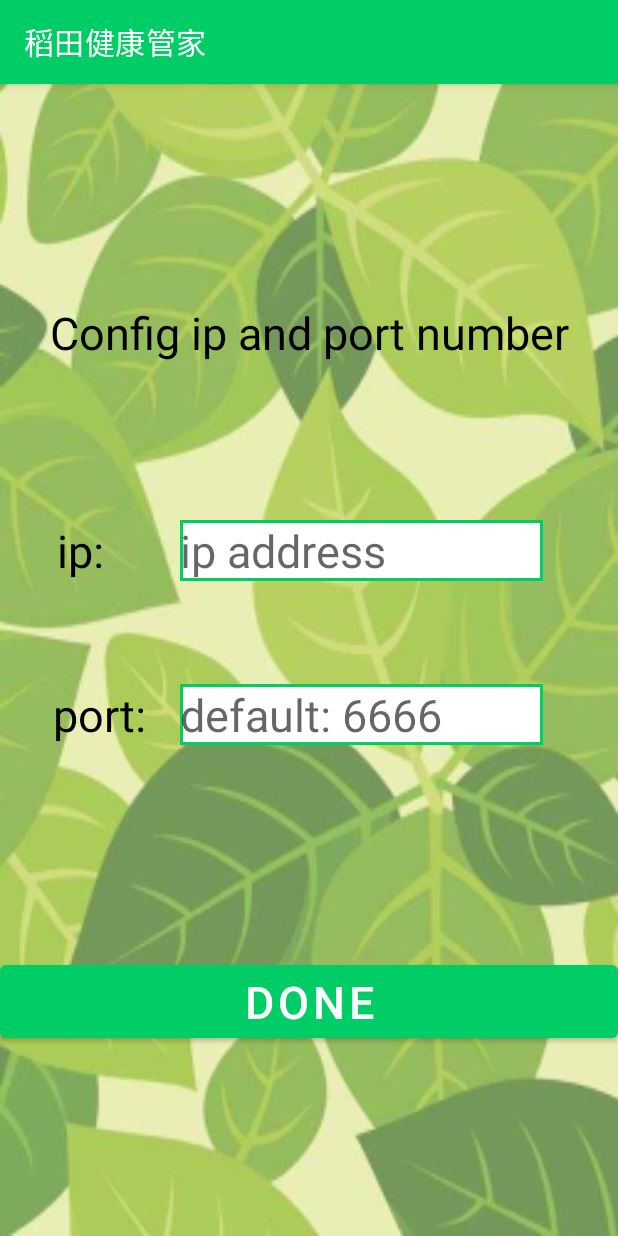
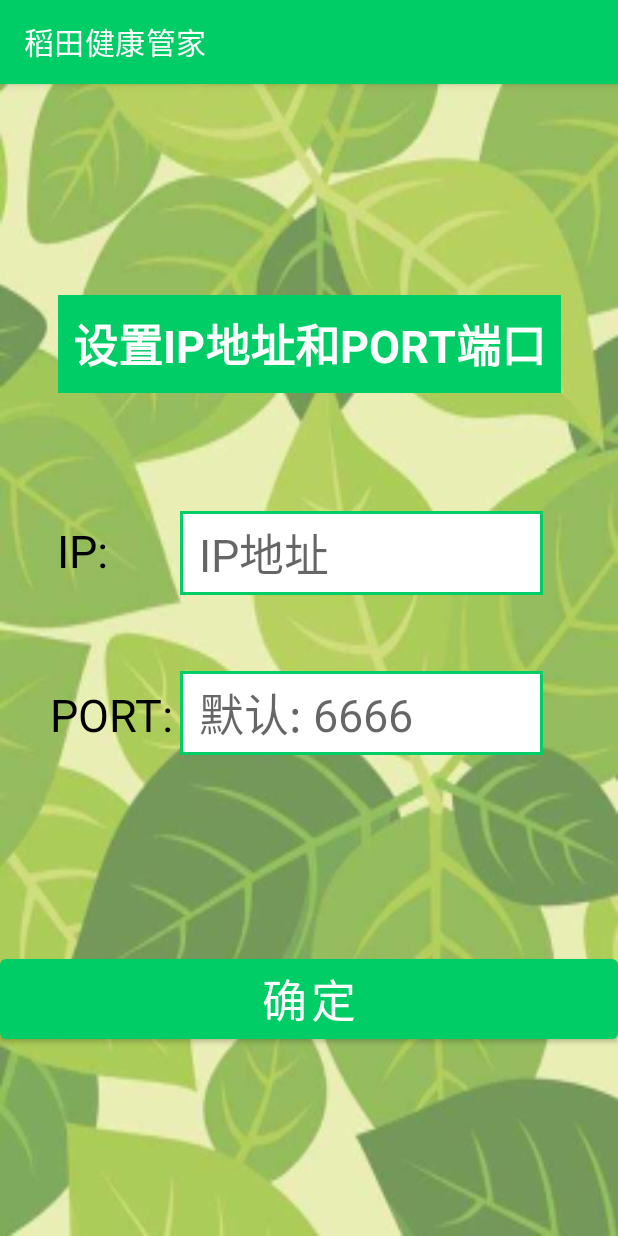
Before and after one commit to Eclipsezty/PlantDiseaseDetection-Android, an Android app: the GetValue screen opened directly, with no data from a screen before it, on a phone screen of 412 x 824 dp. Run offline under Robolectric (Android 15) with nearby library versions, the phone set to English and light mode, and no system bars.

Commit message:
Complete the first version of the app

```diff
--- a/app/src/main/java/com/example/android/MainActivity.java
+++ b/app/src/main/java/com/example/android/MainActivity.java
@@ -50,7 +50,7 @@ public class MainActivity extends AppCompatActivity {
     final int TAKE_PHOTO = 1;
     Uri imageUri;
     File outputImage;
-    static String ipAddress = "192.168.192.217";
+    public static String ipAddress = "192.168.192.217";
     static int portNumber = 6666;
 
     public static final int REQUEST_CODE_ALBUM = 102; //album
@@ -99,7 +99,7 @@ public class MainActivity extends AppCompatActivity {
         capture = findViewById(R.id.capture);
         openAlbum = findViewById(R.id.openAlbum);
 
-        replyMsg.setText("欢迎使用水稻疾病检测系统"); // Set default display text
+        replyMsg.setText("水稻疾病检测系统"); // Set default display text
         img_photo.setImageResource(R.mipmap.sample_leaf); // Set default display image
     }
 
--- a/app/src/main/res/layout/activity_get_value.xml
+++ b/app/src/main/res/layout/activity_get_value.xml
@@ -12,9 +12,12 @@
         android:layout_width="wrap_content"
         android:layout_height="wrap_content"
         android:gravity="center"
-        android:text="Config ip and port number"
-        android:textColor="@color/black"
+        android:text="设置IP地址和PORT端口"
+        android:textColor="@color/white"
         android:textSize="30sp"
+        android:padding="10sp"
+        android:background="@color/green_500"
+        android:textStyle="bold"
         app:layout_constraintBottom_toBottomOf="parent"
         app:layout_constraintEnd_toEndOf="parent"
         app:layout_constraintStart_toStartOf="parent"
@@ -27,7 +30,7 @@
         android:layout_width="wrap_content"
         android:layout_height="wrap_content"
         android:gravity="center"
-        android:text="ip:"
+        android:text="IP:"
         android:textColor="@color/black"
         android:textSize="30sp"
         app:layout_constraintBottom_toBottomOf="parent"
@@ -50,7 +53,8 @@
         android:layout_width="match_parent"
         android:layout_height="wrap_content"
         android:background="@drawable/underline"
-        android:hint="ip address"
+        android:hint=" IP地址"
+        android:padding="5sp"
         android:textSize="30sp"
         android:layout_marginStart="120dp"
         android:layout_marginEnd="50dp"
@@ -65,7 +69,7 @@
         android:layout_width="wrap_content"
         android:layout_height="wrap_content"
         android:gravity="center"
-        android:text="port:"
+        android:text="PORT:"
         android:textColor="@color/black"
         android:textSize="30sp"
         app:layout_constraintBottom_toBottomOf="parent"
@@ -83,7 +87,8 @@
         android:layout_marginStart="120dp"
         android:layout_marginEnd="50dp"
         android:background="@drawable/underline"
-        android:hint="default: 6666"
+        android:padding="5sp"
+        android:hint=" 默认: 6666"
         android:textSize="30sp"
         app:layout_constraintBottom_toBottomOf="parent"
         app:layout_constraintEnd_toEndOf="@+id/ip"
@@ -98,7 +103,7 @@
         android:id="@+id/over"
         android:layout_width="match_parent"
         android:layout_height="wrap_content"
-        android:text="Done"
+        android:text="确定"
         android:textSize="30sp"
         app:layout_constraintBottom_toBottomOf="parent"
         app:layout_constraintStart_toStartOf="parent"
--- a/app/src/main/res/layout/activity_splash.xml
+++ b/app/src/main/res/layout/activity_splash.xml
@@ -4,7 +4,7 @@
     xmlns:tools="http://schemas.android.com/tools"
     android:layout_width="match_parent"
     android:layout_height="match_parent"
-    android:background="@mipmap/splash"
+    android:background="@mipmap/farmland_morning"
     tools:context=".SplashActivity">
 
 </androidx.constraintlayout.widget.ConstraintLayout>
--- a/app/src/main/res/menu/main.xml
+++ b/app/src/main/res/menu/main.xml
@@ -1,7 +1,7 @@
 <?xml version="1.0" encoding="utf-8"?>
 <menu xmlns:android="http://schemas.android.com/apk/res/android">
     <item android:id="@+id/configNet"
-        android:title="Network Configuration"/>
+        android:title="网络设置"/>
     <item android:id="@+id/lookDst"
-        android:title="Check dst address"/>
+        android:title="检查服务器地址"/>
 </menu>
```
Also changed, not shown: app/src/main/java/com/example/android/GetValue.java (+5 -6 lines), 2 other files.
